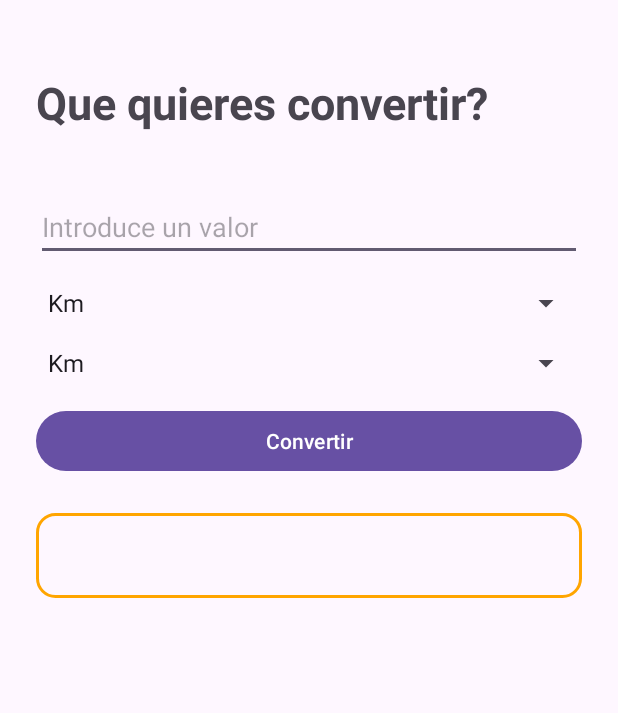
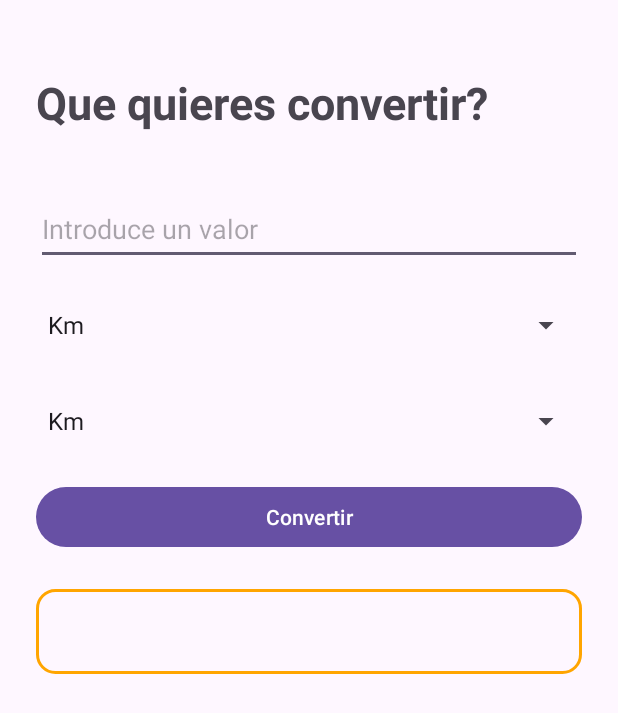
Before and after one commit to AlejandroHernanCid/ConvertidorUnidades, an Android app: the screen it shows after launch (MainActivity), on a phone screen of 412 x 824 dp. Shown: the top 713 px of the screen. Run offline under Robolectric (Android 15) with nearby library versions, the phone set to English and light mode, and no system bars.

Commit message:
Diseño boton

```diff
--- a/app/src/main/res/layout/activity_main.xml
+++ b/app/src/main/res/layout/activity_main.xml
@@ -14,31 +14,36 @@
         android:layout_height="wrap_content"
         android:text="Que quieres convertir?"
         android:paddingBottom="40dp"/>
+
     <EditText
         android:id="@+id/inputValor"
+        android:layout_width="match_parent"
+        android:layout_height="wrap_content"
         android:hint="Introduce un valor"
         android:inputType="numberDecimal"
-        android:layout_width="match_parent"
-        android:layout_height="wrap_content" />
+        android:minHeight="48dp" />
 
     <Spinner
         android:id="@+id/spinnerTo"
         android:layout_width="match_parent"
         android:layout_height="wrap_content"
-        android:layout_marginTop="16dp"/>
+        android:layout_marginTop="16dp"
+        android:minHeight="48dp" />
 
     <Spinner
         android:id="@+id/spinnerFrom"
         android:layout_width="match_parent"
         android:layout_height="wrap_content"
-        android:layout_marginTop="16dp" />
+        android:layout_marginTop="16dp"
+        android:minHeight="48dp" />
 
     <Button
         android:id="@+id/btnConvertir"
         android:text="Convertir"
         android:layout_width="match_parent"
         android:layout_height="wrap_content"
-        android:layout_marginTop="16dp" />
+        android:layout_marginTop="16dp"
+        style="@style/resultado_boton_convertir"/>
 
     <TextView
         android:id="@+id/tvResultado"
```
Also changed, not shown: app/src/main/res/values/colors.xml (+8 -0 lines).
